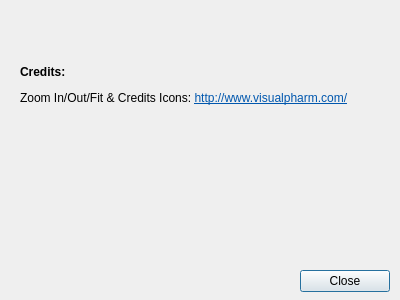
Qt form credits.ui (rgrandin/PlotExtract) before a commit.
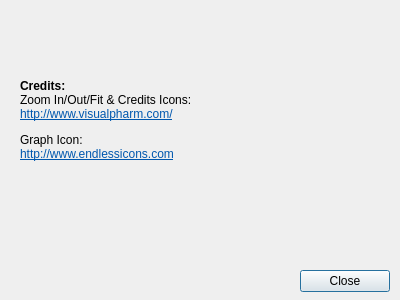
The same form after that commit.

Commit message: Add icon for application.

Patch:
```diff
--- a/credits.ui
+++ b/credits.ui
@@ -32,11 +32,11 @@
      <x>20</x>
      <y>50</y>
      <width>361</width>
-     <height>71</height>
+     <height>141</height>
     </rect>
    </property>
    <property name="text">
-    <string>&lt;html&gt;&lt;head/&gt;&lt;body&gt;&lt;p&gt;&lt;span style=&quot; font-weight:600;&quot;&gt;Credits:&lt;/span&gt;&lt;/p&gt;&lt;p&gt;Zoom In/Out/Fit &amp;amp; Credits Icons: &lt;a href=&quot;http://www.visualpharm.com/&quot;&gt;&lt;span style=&quot; text-decoration: underline; color:#0057ae;&quot;&gt;http://www.visualpharm.com/&lt;/span&gt;&lt;/a&gt;&lt;/p&gt;&lt;/body&gt;&lt;/html&gt;</string>
+    <string>&lt;html&gt;&lt;head/&gt;&lt;body&gt;&lt;p&gt;&lt;span style=&quot; font-weight:600;&quot;&gt;Credits:&lt;/span&gt;&lt;br/&gt;Zoom In/Out/Fit &amp;amp; Credits Icons: &lt;br/&gt;&lt;a href=&quot;http://www.visualpharm.com/&quot;&gt;&lt;span style=&quot; text-decoration: underline; color:#0057ae;&quot;&gt;http://www.visualpharm.com/&lt;/span&gt;&lt;/a&gt;&lt;/p&gt;&lt;p&gt;Graph Icon:&lt;br/&gt;&lt;a href=&quot;http://www.endlessicons.com/&quot;&gt;&lt;span style=&quot; text-decoration: underline; color:#0057ae;&quot;&gt;http://www.endlessicons.com&lt;/span&gt;&lt;/a&gt;&lt;/p&gt;&lt;/body&gt;&lt;/html&gt;</string>
    </property>
   </widget>
  </widget>
```
The commit also changes 5 other files.
